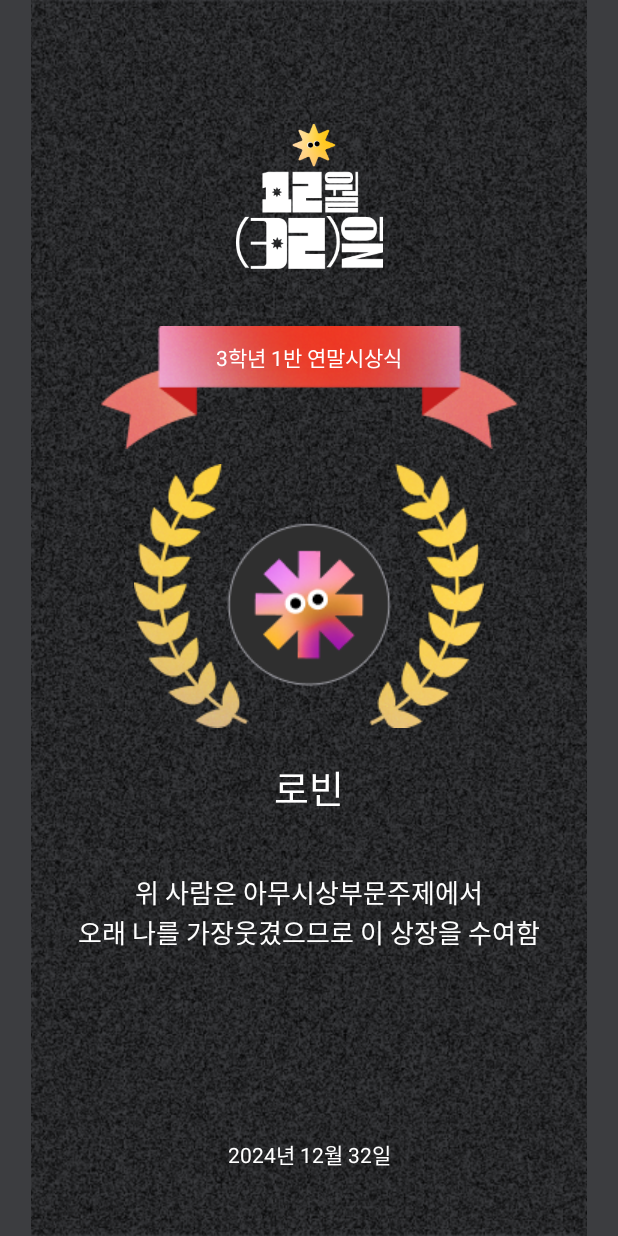
After one commit to 7th-Ne-o-rdinary/android, an Android app: the layout fragment_prize_award.xml on its own in the app's theme, with its tools: preview values and no code run, on a phone screen of 412 x 824 dp. The commit adds this screen. Run offline under Robolectric (Android 15) with nearby library versions, the phone set to English and light mode, and no system bars.

Commit message:
feat : UI 구현

```diff
--- a/app/src/main/res/layout/fragment_group_detail_quiz.xml
+++ b/app/src/main/res/layout/fragment_group_detail_quiz.xml
@@ -30,7 +30,7 @@
             android:layout_marginTop="96dp"/>
 
         <TextView
-            android:id="@+id/tv_group_detail_quiz_title"
+            android:id="@+id/tv_select_award_title"
             android:layout_width="0dp"
             android:layout_height="wrap_content"
             android:text="너디너리 연말 시상식"
@@ -46,7 +46,7 @@
             android:layout_width="60dp"
             android:layout_height="30dp"
             app:layout_constraintStart_toStartOf="parent"
-            app:layout_constraintTop_toBottomOf="@id/tv_group_detail_quiz_title"
+            app:layout_constraintTop_toBottomOf="@id/tv_select_award_title"
             android:layout_marginStart="16dp"
             android:layout_marginTop="18dp">
 
@@ -54,7 +54,7 @@
                 android:id="@+id/iv_group_detail_quiz_mark"
                 android:layout_width="match_parent"
                 android:layout_height="match_parent"
-                android:src="@drawable/bg_award_type" />
+                android:src="@drawable/bg_award_type_item" />
 
             <TextView
                 android:id="@+id/tv_group_detail_quiz_mark"
--- /dev/null
+++ b/app/src/main/res/layout/fragment_prize_award.xml
@@ -0,0 +1,105 @@
+<?xml version="1.0" encoding="utf-8"?>
+<androidx.constraintlayout.widget.ConstraintLayout xmlns:android="http://schemas.android.com/apk/res/android"
+    android:layout_width="match_parent"
+    android:layout_height="match_parent"
+    xmlns:tools="http://schemas.android.com/tools"
+    xmlns:app="http://schemas.android.com/apk/res-auto"
+    android:background="@color/gray_600">
+
+
+    <ImageView
+        android:layout_width="match_parent"
+        android:layout_height="match_parent"
+        android:src="@drawable/bg_noise"
+        tools:layout_editor_absoluteX="-213dp"
+        tools:layout_editor_absoluteY="176dp" />
+
+    <ImageView
+        android:id="@+id/iv_prize_award_logo"
+        android:layout_width="98dp"
+        android:layout_height="98dp"
+        android:src="@drawable/ic_logo"
+        app:layout_constraintStart_toStartOf="parent"
+        app:layout_constraintEnd_toEndOf="parent"
+        app:layout_constraintTop_toTopOf="parent"
+        android:layout_marginTop="82dp"/>
+
+    <TextView
+        android:id="@+id/tv_prize_award_ribbon"
+        android:layout_width="wrap_content"
+        android:layout_height="wrap_content"
+        android:background="@drawable/ic_prize_name"
+        app:layout_constraintStart_toStartOf="parent"
+        app:layout_constraintEnd_toEndOf="parent"
+        app:layout_constraintTop_toBottomOf="@id/iv_prize_award_logo"
+        android:layout_marginTop="37dp"
+        android:text="3학년 1반 연말시상식"
+        android:textColor="@color/white"
+        android:gravity="center"
+        android:textAlignment="center"
+        android:paddingBottom="40dp"/>
+
+    <ImageView
+        android:id="@+id/iv_prize_award_prize"
+        android:layout_width="wrap_content"
+        android:layout_height="wrap_content"
+        android:src="@drawable/ic_prize"
+        app:layout_constraintStart_toStartOf="parent"
+        app:layout_constraintEnd_toEndOf="parent"
+        app:layout_constraintTop_toBottomOf="@id/tv_prize_award_ribbon"
+        android:layout_marginTop="10dp"/>
+
+    <TextView
+        android:id="@+id/tv_prize_award_name"
+        android:layout_width="wrap_content"
+        android:layout_height="wrap_content"
+        android:text="로빈"
+        android:textColor="@color/white"
+        android:textSize="25sp"
+        app:layout_constraintStart_toStartOf="parent"
+        app:layout_constraintEnd_toEndOf="parent"
+        app:layout_constraintTop_toBottomOf="@+id/iv_prize_award_prize"
+        android:layout_marginTop= "20dp"/>
+
+    <TextView
+        android:id="@+id/tv_prize_award_info1"
+        android:layout_width="wrap_content"
+        android:layout_height="wrap_content"
+        android:text="위 사람은 아무시상부문주제에서"
+        app:layout_constraintStart_toStartOf="parent"
+        app:layout_constraintEnd_toEndOf="parent"
+        android:textColor="@color/white"
+        android:textSize="17sp"
+        app:layout_constraintTop_toBottomOf="@+id/tv_prize_award_name"
+        android:layout_marginTop="37dp"/>
+
+    <TextView
+        android:id="@+id/tv_prize_award_info2"
+        android:layout_width="wrap_content"
+        android:layout_height="wrap_content"
+        android:text="오래 나를 가장웃겼으므로 이 상장을 수여함"
+        app:layout_constraintStart_toStartOf="parent"
+        app:layout_constraintEnd_toEndOf="parent"
+        android:textColor="@color/white"
+        android:textSize="17sp"
+        app:layout_constraintTop_toBottomOf="@+id/tv_prize_award_info1"/>
+
+    <TextView
+        android:id="@+id/tv_prize_award_date"
+        android:layout_width="wrap_content"
+        android:layout_height="wrap_content"
+        android:text="2024년 12월 32일"
+        app:layout_constraintTop_toBottomOf="@id/tv_prize_award_info2"
+        android:textColor="@color/white"
+        app:layout_constraintStart_toStartOf="parent"
+        app:layout_constraintEnd_toEndOf="parent"
+        android:layout_marginTop="124dp"/>
+
+
+
+
+
+
+
+
+</androidx.constraintlayout.widget.ConstraintLayout>
```
Also changed, not shown: app/src/main/res/layout/fragment_award_type_list_item.xml (added, +17 -0 lines), app/src/main/res/layout/fragment_select_award_type.xml (added, +97 -0 lines), app/src/main/res/layout/fragment_wait_result.xml (added, +107 -0 lines), app/src/main/res/drawable/bg_award_type_item.png (added), app/src/main/res/drawable/bg_wait_result.png (added), app/src/main/res/drawable/ic_prize.png (added), app/src/main/res/drawable/ic_prize_name.png (added).
